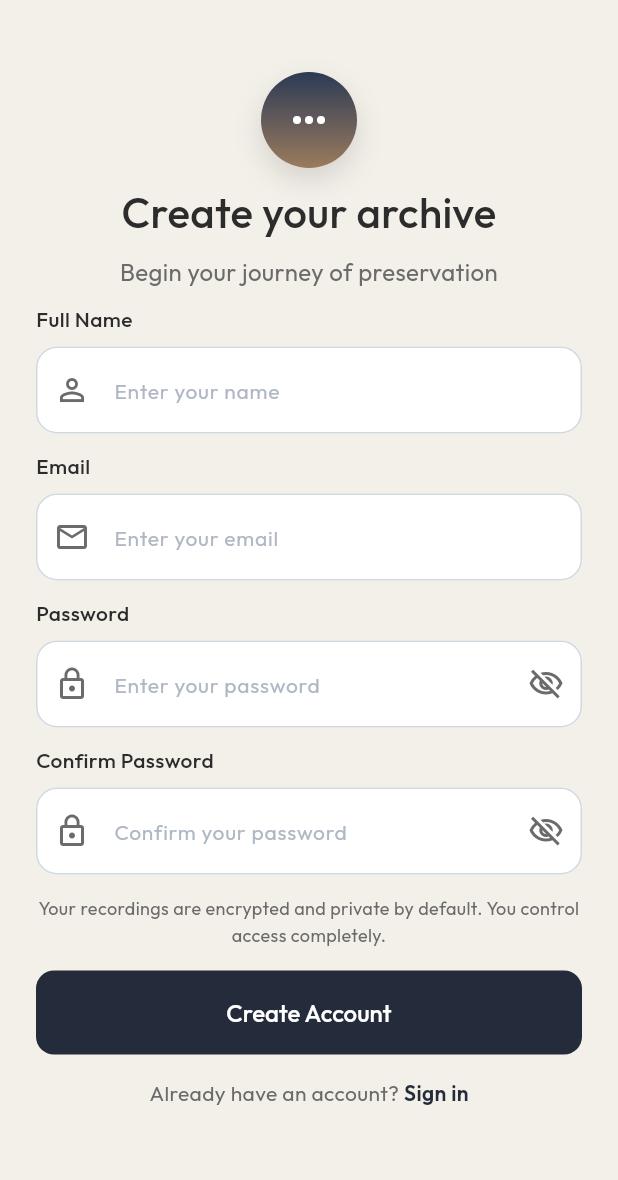
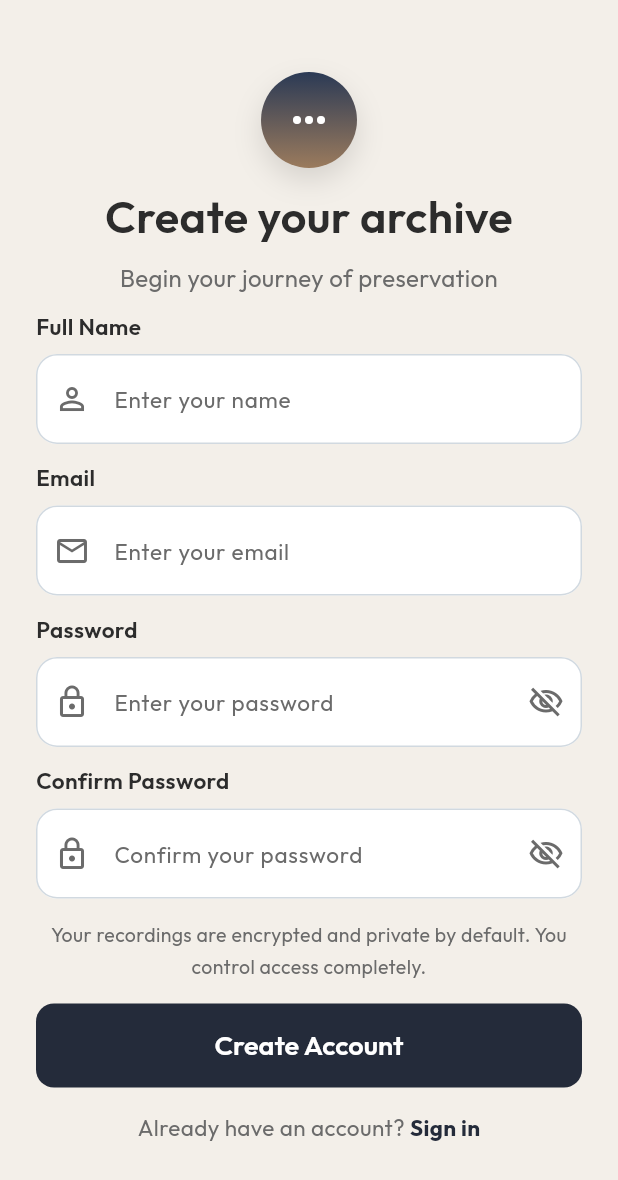
Before and after one commit to FluxtonX/spokenOdysseyApp, a Flutter app: the screen it shows after launch, after a tap on "Sign up", on a phone screen of 412 x 824 dp. Shown: the top 1180 px of the screen. Run offline on Flutter 3.47's test engine with Material 3 defaults, Android fonts, the phone set to English and light mode, and no system bars; our stand-ins replace bloc, device_preview, firebase_auth, firebase_core, flutter_secure_storage, get and 8 more; missing offline and left inert: talker_bloc_logger; accounts and stored records are empty; statements that could not run were skipped.

Commit message:
biometirc and face id error fix on both device iphone and android

```diff
--- a/lib/customWidgets/custom_text_field.dart
+++ b/lib/customWidgets/custom_text_field.dart
@@ -87,8 +87,8 @@ class _CustomTextFieldState extends State<CustomTextField> {
               Text(
                 widget.label!,
                 style: GoogleFonts.outfit(
-                  fontSize: 14,
-                  fontWeight: FontWeight.w500,
+                  fontSize: 15,
+                  fontWeight: FontWeight.w600,
                   color: AppTheme.textPrimary,
                 ),
               ),
@@ -114,9 +114,13 @@ class _CustomTextFieldState extends State<CustomTextField> {
           focusNode: widget.focusNode,
           autofocus: widget.autofocus,
           inputFormatters: widget.inputFormatters,
-          style: GoogleFonts.outfit(fontSize: 15, color: AppTheme.textPrimary),
+          style: GoogleFonts.outfit(fontSize: 16, color: AppTheme.textPrimary),
           decoration: InputDecoration(
             hintText: widget.hintText,
+            hintStyle: GoogleFonts.outfit(
+              fontSize: 15,
+              color: AppTheme.textSecondary,
+            ),
             errorText: widget.errorText,
             contentPadding:
                 widget.contentPadding ??
--- a/lib/services/biometric_service.dart
+++ b/lib/services/biometric_service.dart
@@ -13,7 +13,25 @@ class BiometricService {
 
   // Check if device supports biometrics
   Future<bool> isDeviceSupported() async {
-    return await _auth.isDeviceSupported();
+    try {
+      // On iOS, check both canCheckBiometrics and isDeviceSupported
+      final bool canCheck = await _auth.canCheckBiometrics;
+      final bool deviceSupported = await _auth.isDeviceSupported();
+
+      return canCheck || deviceSupported;
+    } catch (e) {
+      return false;
+    }
+  }
+
+  // Check if biometrics are available and enrolled
+  Future<bool> areBiometricsAvailable() async {
+    try {
+      List<BiometricType> availableBiometrics = await _auth.getAvailableBiometrics();
+      return availableBiometrics.isNotEmpty;
+    } catch (e) {
+      return false;
+    }
   }
 
   // Check if user has enabled biometrics in settings
@@ -49,20 +67,42 @@ class BiometricService {
     await _secureStorage.delete(key: _keyPassword);
   }
 
+  // Get the primary biometric type available on the device
+  Future<String> getBiometricType() async {
+    try {
+      List<BiometricType> availableBiometrics = await _auth.getAvailableBiometrics();
+
+      if (availableBiometrics.contains(BiometricType.face)) {
+        return 'Face ID';
+      } else if (availableBiometrics.contains(BiometricType.fingerprint)) {
+        return 'Touch ID';
+      } else if (availableBiometrics.contains(BiometricType.strong)) {
+        return 'Biometric';
+      } else {
+        return 'Biometric';
+      }
+    } catch (e) {
+      return 'Biometric';
+    }
+  }
+
   // Authenticate user with biometrics
   Future<bool> authenticate() async {
     try {
-      bool canCheck = await _auth.canCheckBiometrics;
-      if (!canCheck) return false;
+      // Check if device supports any form of authentication
+      final bool deviceSupported = await isDeviceSupported();
+      if (!deviceSupported) return false;
 
+      // On iOS, even if no biometrics are enrolled, we can still authenticate with passcode
+      // The local_auth package handles this automatically
       return await _auth.authenticate(
-        localizedReason: 'Please authenticate to log in',
-        options: const AuthenticationOptions(
-          stickyAuth: true,
-          biometricOnly: true,
-        ),
+        localizedReason: 'Please authenticate to access your account',
+        biometricOnly: false, // Allow fallback to passcode on iOS
+        sensitiveTransaction: true,
       );
     } catch (e) {
+      // Handle specific iOS errors
+      print('Biometric authentication error: $e');
       return false;
     }
   }
--- a/lib/views/authScreen/login_screen.dart
+++ b/lib/views/authScreen/login_screen.dart
@@ -58,8 +58,8 @@ class _LoginScreenState extends State<LoginScreen> {
                   'Welcome back',
                   textAlign: TextAlign.center,
                   style: GoogleFonts.outfit(
-                    fontSize: 28,
-                    fontWeight: FontWeight.w500,
+                    fontSize: 30,
+                    fontWeight: FontWeight.w600,
                     color: AppTheme.textPrimary,
                   ),
                 ),
@@ -69,6 +69,7 @@ class _LoginScreenState extends State<LoginScreen> {
                   textAlign: TextAlign.center,
                   style: GoogleFonts.outfit(
                     fontSize: 16,
+                    height: 1.5,
                     color: AppTheme.textSecondary,
                   ),
                 ),
@@ -106,7 +107,7 @@ class _LoginScreenState extends State<LoginScreen> {
                     child: Text(
                       'Forgot your password?',
                       style: GoogleFonts.outfit(
-                        fontSize: 14,
+                        fontSize: 15,
                         fontWeight: FontWeight.w500,
                         color: AppTheme.textSecondary,
                       ),
@@ -139,8 +140,8 @@ class _LoginScreenState extends State<LoginScreen> {
                         : Text(
                             'Sign In',
                             style: GoogleFonts.outfit(
-                              fontSize: 16,
-                              fontWeight: FontWeight.w500,
+                              fontSize: 18,
+                              fontWeight: FontWeight.w600,
                             ),
                           ),
                   ),
@@ -167,13 +168,17 @@ class _LoginScreenState extends State<LoginScreen> {
                 const SizedBox(height: 24),
 
                 // Use Biometrics Button
-                Obx(
+                FutureBuilder<String>(
+                  future: _authController.getBiometricType(),
+                  builder: (context, snapshot) {
+                    final biometricType = snapshot.data ?? 'Biometric';
+                    return Obx(
                       () => OutlinedButton.icon(
                         onPressed: _authController.isBiometricLoading.value
                             ? null
                             : () => _authController.loginWithBiometrics(),
-                    icon: const Icon(
-                      Icons.fingerprint,
+                        icon: Icon(
+                          biometricType == 'Face ID' ? Icons.face : Icons.fingerprint,
                           color: AppTheme.textPrimary,
                         ),
                         label: _authController.isBiometricLoading.value
@@ -186,11 +191,11 @@ class _LoginScreenState extends State<LoginScreen> {
                                 ),
                               )
                             : Text(
-                            'Use Biometrics',
+                                'Use $biometricType',
                                 style: GoogleFonts.outfit(
                                   color: AppTheme.textPrimary,
-                              fontSize: 16,
-                              fontWeight: FontWeight.w500,
+                                  fontSize: 17,
+                                  fontWeight: FontWeight.w600,
                                 ),
                               ),
                         style: OutlinedButton.styleFrom(
@@ -202,6 +207,8 @@ class _LoginScreenState extends State<LoginScreen> {
                           ),
                         ),
                       ),
+                    );
+                  },
                 ),
                 const SizedBox(height: 24),
 
@@ -213,7 +220,7 @@ class _LoginScreenState extends State<LoginScreen> {
                       "Don't have an account? ",
                       style: GoogleFonts.outfit(
                         color: AppTheme.textSecondary,
-                        fontSize: 14,
+                        fontSize: 15,
                       ),
                     ),
                     GestureDetector(
@@ -224,8 +231,8 @@ class _LoginScreenState extends State<LoginScreen> {
                         'Sign up',
                         style: GoogleFonts.outfit(
                           color: AppTheme.primary,
-                          fontSize: 14,
-                          fontWeight: FontWeight.w600,
+                          fontSize: 15,
+                          fontWeight: FontWeight.w700,
                         ),
                       ),
                     ),
--- a/lib/views/authScreen/signup_screen.dart
+++ b/lib/views/authScreen/signup_screen.dart
@@ -70,8 +70,8 @@ class _SignupScreenState extends State<SignupScreen> {
                   'Create your archive',
                   textAlign: TextAlign.center,
                   style: GoogleFonts.outfit(
-                    fontSize: 28,
-                    fontWeight: FontWeight.w500,
+                    fontSize: 30,
+                    fontWeight: FontWeight.w600,
                     color: AppTheme.textPrimary,
                   ),
                 ),
@@ -81,6 +81,7 @@ class _SignupScreenState extends State<SignupScreen> {
                   textAlign: TextAlign.center,
                   style: GoogleFonts.outfit(
                     fontSize: 16,
+                    height: 1.5,
                     color: AppTheme.textSecondary,
                   ),
                 ),
@@ -138,9 +139,9 @@ class _SignupScreenState extends State<SignupScreen> {
                   'Your recordings are encrypted and private by default. You control access completely.',
                   textAlign: TextAlign.center,
                   style: GoogleFonts.outfit(
-                    fontSize: 12,
+                    fontSize: 13,
                     color: AppTheme.textSecondary,
-                    height: 1.5,
+                    height: 1.6,
                   ),
                 ),
                 const SizedBox(height: 14),
@@ -169,8 +170,8 @@ class _SignupScreenState extends State<SignupScreen> {
                         : Text(
                             'Create Account',
                             style: GoogleFonts.outfit(
-                              fontSize: 16,
-                              fontWeight: FontWeight.w500,
+                              fontSize: 18,
+                              fontWeight: FontWeight.w600,
                             ),
                           ),
                   ),
@@ -185,7 +186,7 @@ class _SignupScreenState extends State<SignupScreen> {
                       'Already have an account? ',
                       style: GoogleFonts.outfit(
                         color: AppTheme.textSecondary,
-                        fontSize: 14,
+                        fontSize: 15,
                       ),
                     ),
                     GestureDetector(
@@ -196,8 +197,8 @@ class _SignupScreenState extends State<SignupScreen> {
                         'Sign in',
                         style: GoogleFonts.outfit(
                           color: AppTheme.primary,
-                          fontSize: 14,
-                          fontWeight: FontWeight.w600,
+                          fontSize: 15,
+                          fontWeight: FontWeight.w700,
                         ),
                       ),
                     ),
--- a/pubspec.yaml
+++ b/pubspec.yaml
@@ -16,7 +16,7 @@ publish_to: 'none' # Remove this line if you wish to publish to pub.dev
 # https://developer.apple.com/library/archive/documentation/General/Reference/InfoPlistKeyReference/Articles/CoreFoundationKeys.html
 # In Windows, build-name is used as the major, minor, and patch parts
 # of the product and file versions while build-number is used as the build suffix.
-version: 1.0.0+1
+version: 1.0.1+2
 
 environment:
   sdk: ^3.9.2
@@ -51,7 +51,7 @@ dependencies:
   device_preview: ^1.3.1
   firebase_core: ^3.2.0
   firebase_auth: ^5.4.0
-  local_auth: ^2.3.0
+  local_auth: ^3.0.1
   flutter_secure_storage: ^9.2.4
 
 dev_dependencies:
```
Also changed, not shown: lib/controllers/auth_controller.dart (+32 -3 lines), lib/controllers/settings_controller.dart (+24 -3 lines), lib/views/tabs/more_screen.dart (+11 -9 lines), pubspec.lock, 96 other files. Lines whose indentation alone changed are shown as unchanged.
